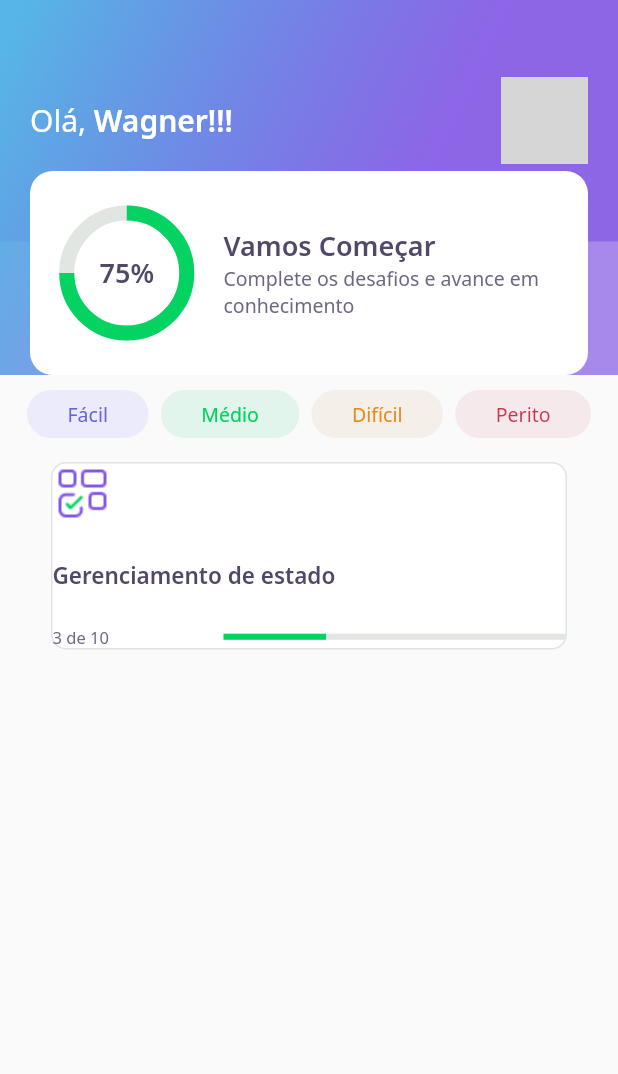
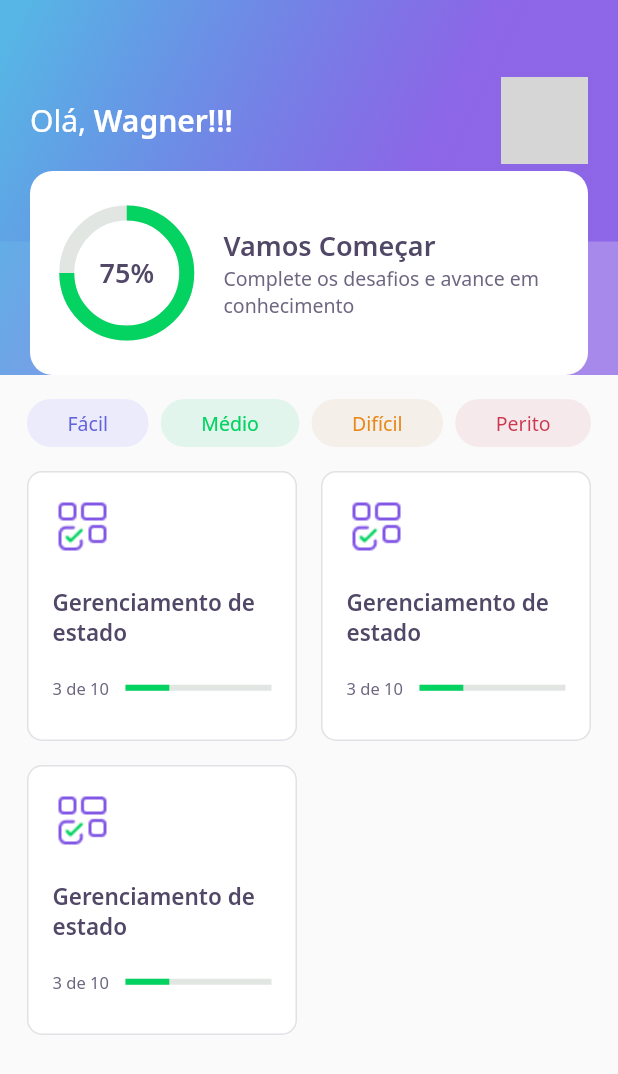
Before and after one commit to wagnerrdemorais/devquizz, a Flutter app: the HomePage screen opened directly, on a phone screen of 412 x 824 dp. Shown: the top 1074 px of the screen. Run offline on Flutter 3.47's test engine with Material 2 defaults, Android fonts, the phone set to English and light mode, and no system bars; our stand-ins replace google_fonts; network calls fail; grey boxes are pictures that could not be loaded.

Commit message:
segunda parte do conteudo, falta um pouco para acabar o dia 2

```diff
--- a/lib/core/app_widget.dart
+++ b/lib/core/app_widget.dart
@@ -1,3 +1,4 @@
+import 'package:dev_quizz/challenge/challenge_page.dart';
 import 'package:dev_quizz/home/home_page.dart';
 import 'package:dev_quizz/splash/splash_page.dart';
 import 'package:flutter/material.dart';
@@ -7,7 +8,7 @@ class AppWidget extends StatelessWidget {
   Widget build(BuildContext context) {
     return MaterialApp(
       title: "DevQuiz",
-      home: HomePage(),
+      home: ChallengePage(),
     );
   }
 }
--- a/lib/home/home_page.dart
+++ b/lib/home/home_page.dart
@@ -6,18 +6,21 @@ import 'package:flutter/material.dart';
 class HomePage extends StatefulWidget {
   HomePage({Key? key}) : super(key: key);
   @override
-  _State createState() => _State();
+  _HomePageState createState() => _HomePageState();
 }
 
-class _State extends State<HomePage> {
+class _HomePageState extends State<HomePage> {
   @override
   Widget build(BuildContext context) {
     return Scaffold(
       appBar: AppBarWidget(),
       body: Padding(
-        padding: const EdgeInsets.symmetric(horizontal: 18, vertical: 10),
+        padding: const EdgeInsets.symmetric(horizontal: 18),
         child: Column(
           children: [
+            SizedBox(
+              height: 16,
+            ),
             Row(
               mainAxisAlignment: MainAxisAlignment.spaceBetween,
               children: [
@@ -27,7 +30,21 @@ class _State extends State<HomePage> {
                 LevelButtonWidget(label: "Perito"),
               ],
             ),
-            QuizCardWidget(),
+            SizedBox(
+              height: 16,
+            ),
+            Expanded(
+              child: GridView.count(
+                mainAxisSpacing: 16,
+                crossAxisSpacing: 16,
+                crossAxisCount: 2,
+                children: [
+                  QuizCardWidget(),
+                  QuizCardWidget(),
+                  QuizCardWidget(),
+                ],
+              ),
+            )
           ],
         ),
       ),
--- a/lib/home/widgets/quiz_card/quiz_card_widget.dart
+++ b/lib/home/widgets/quiz_card/quiz_card_widget.dart
@@ -1,13 +1,14 @@
 import 'package:dev_quizz/core/core.dart';
+import 'package:dev_quizz/shared/widgets/progress_indicator/progress_indicator_widget.dart';
 import 'package:flutter/material.dart';
 
 class QuizCardWidget extends StatelessWidget {
   const QuizCardWidget({Key? key}) : super(key: key);
+
   @override
   Widget build(BuildContext context) {
-    return Padding(
+    return Container(
       padding: const EdgeInsets.all(16),
-      child: Container(
       decoration: BoxDecoration(
         border: Border.fromBorderSide(
           BorderSide(color: AppColors.border),
@@ -24,14 +25,14 @@ class QuizCardWidget extends StatelessWidget {
             child: Image.asset(AppImages.blocks),
           ),
           SizedBox(
-              height: 24,
+            height: 20,
           ),
           Text(
             "Gerenciamento de estado",
             style: AppTextStyles.heading15,
           ),
           SizedBox(
-              height: 24,
+            height: 20,
           ),
           Row(
             children: [
@@ -44,18 +45,14 @@ class QuizCardWidget extends StatelessWidget {
               ),
               Expanded(
                 flex: 2,
-                  child: LinearProgressIndicator(
+                child: ProgressIndicatorWidget(
                   value: 0.3,
-                    backgroundColor: AppColors.chartSecondary,
-                    valueColor:
-                        AlwaysStoppedAnimation<Color>(AppColors.chartPrimary),
                 ),
               ),
             ],
           ),
         ],
       ),
-      ),
     );
   }
 }
--- /dev/null
+++ b/lib/shared/widgets/progress_indicator/progress_indicator_widget.dart
@@ -0,0 +1,17 @@
+import 'package:dev_quizz/core/core.dart';
+import 'package:flutter/material.dart';
+
+class ProgressIndicatorWidget extends StatelessWidget {
+  final double value;
+  const ProgressIndicatorWidget({Key? key, required this.value})
+      : super(key: key);
+
+  @override
+  Widget build(BuildContext context) {
+    return LinearProgressIndicator(
+      value: 0.3,
+      backgroundColor: AppColors.chartSecondary,
+      valueColor: AlwaysStoppedAnimation<Color>(AppColors.chartPrimary),
+    );
+  }
+}
```
Also changed, not shown: lib/challenge/challenge_page.dart (added, +23 -0 lines), lib/home/widgets/question_indicator/question_indicator.dart (added, +36 -0 lines). Lines whose indentation alone changed are shown as unchanged.
